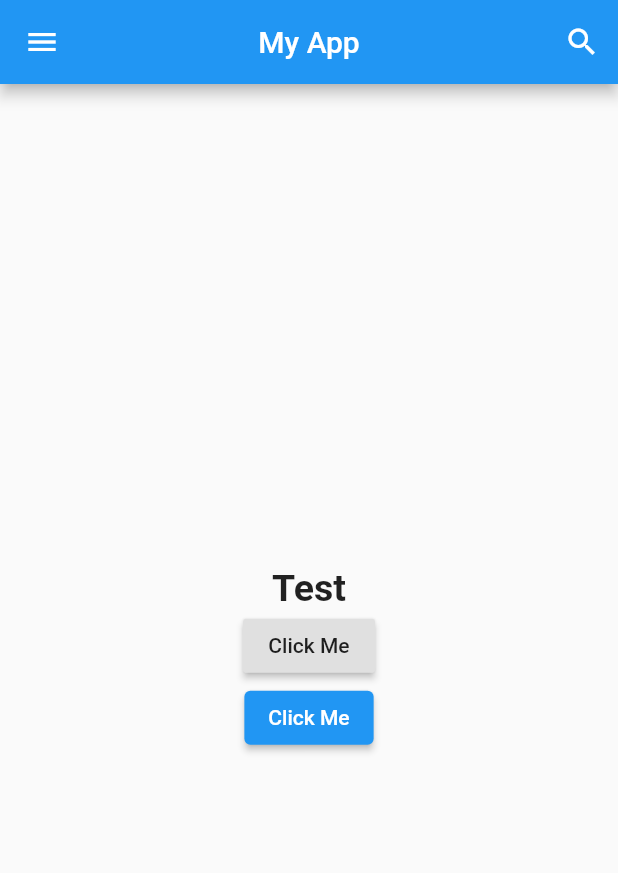
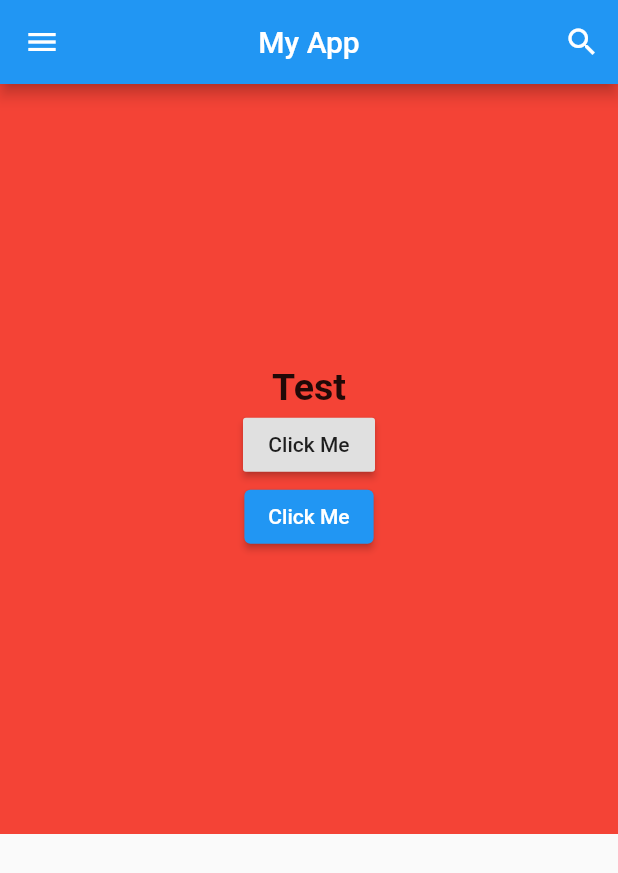
Before and after one commit to sajidshahriar72543/Flutter_learn, a Flutter app: the screen it shows after launch, on a phone screen of 412 x 824 dp. Shown: the top 873 px of the screen. Run offline on Flutter 3.47's test engine with Material 2 defaults, Android fonts, the phone set to English and light mode, and no system bars.

Commit message:
Introduced container

```diff
--- a/lib/main.dart
+++ b/lib/main.dart
@@ -19,14 +19,18 @@ class MyApp extends StatelessWidget {
                   IconButton(icon: Icon(Icons.search), onPressed: () {}),
                 ],
               ),
-              body: Center(
+              body: Container(
+                height: 500,
+                width: 500,
+                decoration: BoxDecoration(color: Colors.red),
+                child: Center(
                   child: Column(
                     mainAxisAlignment: MainAxisAlignment.center,
                     children: [
                       Text(
                         "Test",
-                      style:
-                          TextStyle(fontSize: 25, fontWeight: FontWeight.bold),
+                        style: TextStyle(
+                            fontSize: 25, fontWeight: FontWeight.bold),
                       ),
                       RaisedButton(
                         onPressed: () {},
@@ -35,6 +39,7 @@ class MyApp extends StatelessWidget {
                       ElevatedButton(onPressed: () {}, child: Text("Click Me")),
                     ],
                   ),
+                ),
               )),
         ));
   }
```
Lines whose indentation alone changed are shown as unchanged.
